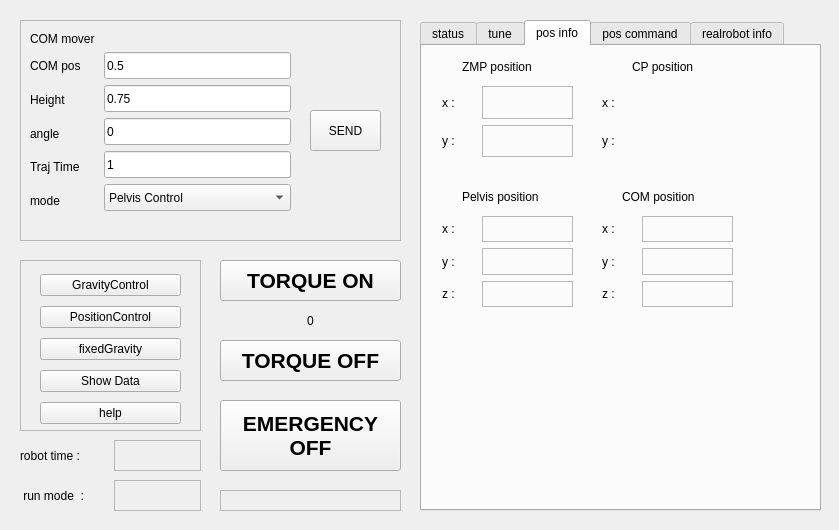
First picture: the form in dyros_red_gui/resource/DyrosRed.ui, repository saga0619/dyros_red, before the edit.
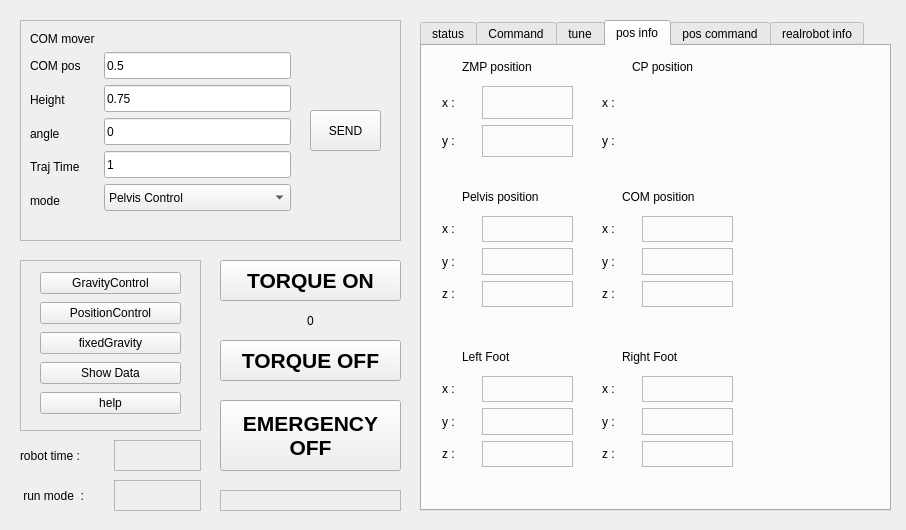
Second picture: the form after the edit. The open tabs and pages were chosen to show the change.

Diff of the .ui file:
```diff
--- a/dyros_red_gui/resource/DyrosRed.ui
+++ b/dyros_red_gui/resource/DyrosRed.ui
@@ -6,7 +6,7 @@
    <rect>
     <x>0</x>
     <y>0</y>
-    <width>839</width>
+    <width>906</width>
     <height>530</height>
    </rect>
   </property>
@@ -337,7 +337,7 @@
       <x>20</x>
       <y>10</y>
       <width>141</width>
-      <height>161</height>
+      <height>151</height>
      </rect>
     </property>
     <property name="windowTitle">
@@ -540,7 +540,7 @@
     <rect>
      <x>420</x>
      <y>20</y>
-     <width>401</width>
+     <width>471</width>
      <height>491</height>
     </rect>
    </property>
@@ -1241,6 +1241,24 @@
      <zorder>label_85</zorder>
     </widget>
    </widget>
+   <widget class="QWidget" name="tab_6">
+    <attribute name="title">
+     <string>Command</string>
+    </attribute>
+    <widget class="QPushButton" name="sebutton">
+     <property name="geometry">
+      <rect>
+       <x>40</x>
+       <y>30</y>
+       <width>121</width>
+       <height>27</height>
+      </rect>
+     </property>
+     <property name="text">
+      <string>State Estimation</string>
+     </property>
+    </widget>
+   </widget>
    <widget class="QWidget" name="tab_2">
     <property name="enabled">
      <bool>false</bool>
@@ -1921,6 +1939,220 @@
       </property>
      </widget>
     </widget>
+    <widget class="QFrame" name="frame_9">
+     <property name="geometry">
+      <rect>
+       <x>10</x>
+       <y>290</y>
+       <width>151</width>
+       <height>141</height>
+      </rect>
+     </property>
+     <property name="frameShape">
+      <enum>QFrame::NoFrame</enum>
+     </property>
+     <property name="frameShadow">
+      <enum>QFrame::Raised</enum>
+     </property>
+     <widget class="QWidget" name="verticalLayoutWidget_12">
+      <property name="geometry">
+       <rect>
+        <x>50</x>
+        <y>40</y>
+        <width>91</width>
+        <height>91</height>
+       </rect>
+      </property>
+      <layout class="QVBoxLayout" name="verticalLayout_24">
+       <item>
+        <widget class="QLabel" name="label_64">
+         <property name="autoFillBackground">
+          <bool>false</bool>
+         </property>
+         <property name="frameShape">
+          <enum>QFrame::StyledPanel</enum>
+         </property>
+         <property name="text">
+          <string/>
+         </property>
+        </widget>
+       </item>
+       <item>
+        <widget class="QLabel" name="label_65">
+         <property name="frameShape">
+          <enum>QFrame::StyledPanel</enum>
+         </property>
+         <property name="text">
+          <string/>
+         </property>
+        </widget>
+       </item>
+       <item>
+        <widget class="QLabel" name="label_66">
+         <property name="frameShape">
+          <enum>QFrame::StyledPanel</enum>
+         </property>
+         <property name="text">
+          <string/>
+         </property>
+        </widget>
+       </item>
+      </layout>
+     </widget>
+     <widget class="QWidget" name="verticalLayoutWidget_13">
+      <property name="geometry">
+       <rect>
+        <x>10</x>
+        <y>40</y>
+        <width>31</width>
+        <height>91</height>
+       </rect>
+      </property>
+      <layout class="QVBoxLayout" name="verticalLayout_25">
+       <item>
+        <widget class="QLabel" name="label_69">
+         <property name="text">
+          <string>x :</string>
+         </property>
+        </widget>
+       </item>
+       <item>
+        <widget class="QLabel" name="label_70">
+         <property name="text">
+          <string>y :</string>
+         </property>
+        </widget>
+       </item>
+       <item>
+        <widget class="QLabel" name="label_71">
+         <property name="text">
+          <string>z :</string>
+         </property>
+        </widget>
+       </item>
+      </layout>
+     </widget>
+     <widget class="QLabel" name="label_72">
+      <property name="geometry">
+       <rect>
+        <x>30</x>
+        <y>10</y>
+        <width>101</width>
+        <height>21</height>
+       </rect>
+      </property>
+      <property name="text">
+       <string>Left Foot</string>
+      </property>
+     </widget>
+    </widget>
+    <widget class="QFrame" name="frame_10">
+     <property name="geometry">
+      <rect>
+       <x>170</x>
+       <y>290</y>
+       <width>151</width>
+       <height>141</height>
+      </rect>
+     </property>
+     <property name="frameShape">
+      <enum>QFrame::NoFrame</enum>
+     </property>
+     <property name="frameShadow">
+      <enum>QFrame::Raised</enum>
+     </property>
+     <widget class="QWidget" name="verticalLayoutWidget_14">
+      <property name="geometry">
+       <rect>
+        <x>50</x>
+        <y>40</y>
+        <width>91</width>
+        <height>91</height>
+       </rect>
+      </property>
+      <layout class="QVBoxLayout" name="verticalLayout_27">
+       <item>
+        <widget class="QLabel" name="label_73">
+         <property name="autoFillBackground">
+          <bool>false</bool>
+         </property>
+         <property name="frameShape">
+          <enum>QFrame::StyledPanel</enum>
+         </property>
+         <property name="text">
+          <string/>
+         </property>
+        </widget>
+       </item>
+       <item>
+        <widget class="QLabel" name="label_74">
+         <property name="frameShape">
+          <enum>QFrame::StyledPanel</enum>
+         </property>
+         <property name="text">
+          <string/>
+         </property>
+        </widget>
+       </item>
+       <item>
+        <widget class="QLabel" name="label_75">
+         <property name="frameShape">
+          <enum>QFrame::StyledPanel</enum>
+         </property>
+         <property name="text">
+          <string/>
+         </property>
+        </widget>
+       </item>
+      </layout>
+     </widget>
+     <widget class="QWidget" name="verticalLayoutWidget_15">
+      <property name="geometry">
+       <rect>
+        <x>10</x>
+        <y>40</y>
+        <width>31</width>
+        <height>91</height>
+       </rect>
+      </property>
+      <layout class="QVBoxLayout" name="verticalLayout_28">
+       <item>
+        <widget class="QLabel" name="label_76">
+         <property name="text">
+          <string>x :</string>
+         </property>
+        </widget>
+       </item>
+       <item>
+        <widget class="QLabel" name="label_77">
+         <property name="text">
+          <string>y :</string>
+         </property>
+        </widget>
+       </item>
+       <item>
+        <widget class="QLabel" name="label_78">
+         <property name="text">
+          <string>z :</string>
+         </property>
+        </widget>
+       </item>
+      </layout>
+     </widget>
+     <widget class="QLabel" name="label_79">
+      <property name="geometry">
+       <rect>
+        <x>30</x>
+        <y>10</y>
+        <width>101</width>
+        <height>21</height>
+       </rect>
+      </property>
+      <property name="text">
+       <string>Right Foot</string>
+      </property>
+     </widget>
+    </widget>
    </widget>
    <widget class="QWidget" name="tab_5">
     <attribute name="title">
```
Left out of the diff: 2 changed lines with no effect on the pictures.
